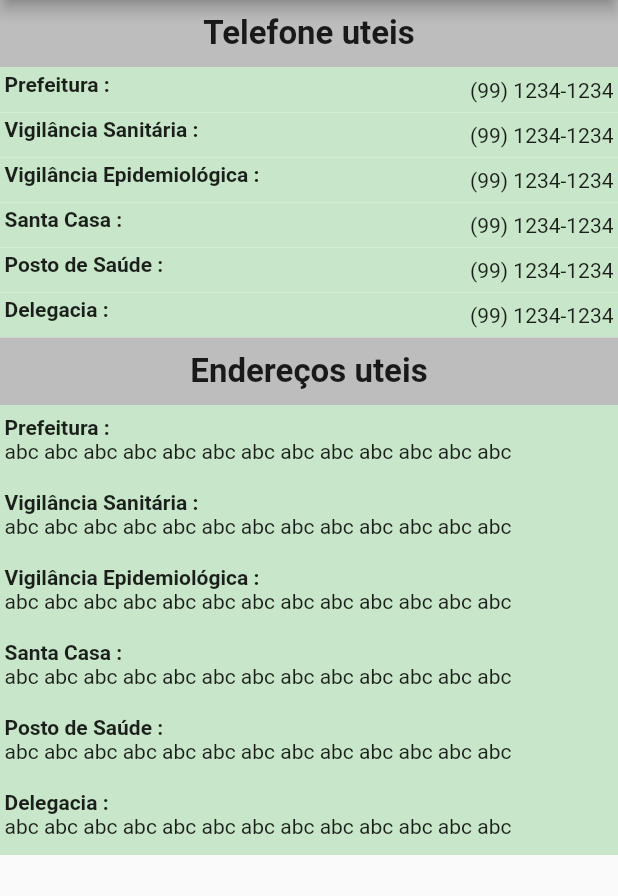
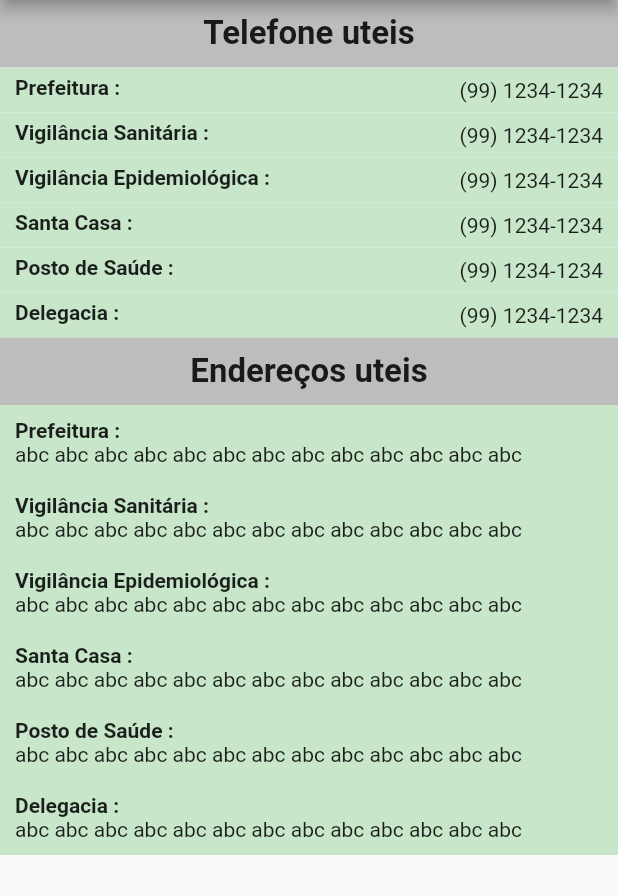
Before and after one commit to sergiodiasalves/projetoTCC, a Flutter app: the screen it shows after launch, after a tap on "Informação", on a phone screen of 412 x 824 dp, the part 84-980 px from its top. Run offline on Flutter 3.47's test engine with Material 2 defaults, Android fonts, the phone set to English and light mode, and no system bars; our stand-ins replace easy_splash_screen.

Commit message:
DropDrown menu

```diff
--- a/proj_facilita_cerqueira/lib/main.dart
+++ b/proj_facilita_cerqueira/lib/main.dart
@@ -25,7 +25,7 @@ class MyApp extends StatelessWidget {
         '/SplashScreen': (_) => const SplashScreenPage(),
         '/Home': (_) => const HomePage(),
         '/Information': (_) => const InformationPage(),
-        '/Complaints': (_) => const ComplaintsPage(),
+        '/Complaints': (_) => ComplaintsPage(),
       },
     );
   }
--- a/proj_facilita_cerqueira/lib/pages/information.dart
+++ b/proj_facilita_cerqueira/lib/pages/information.dart
@@ -48,7 +48,7 @@ class _InformationPageState extends State<InformationPage> {
               height: 30,
               width: MediaQuery.of(context).size.width,
               decoration: BoxDecoration(color: Colors.green.shade100),
-              padding: EdgeInsets.all(3),
+              padding: EdgeInsets.fromLTRB(10, 5, 0, 5),
               child: (Row(children: <Widget>[
                 SizedBox(
                   height: 30,
@@ -61,20 +61,23 @@ class _InformationPageState extends State<InformationPage> {
                       )),
                 ),
                 Expanded(
+                    child: Padding(
+                      padding: const EdgeInsets.fromLTRB(0, 0, 10, 0),
                       child: Text('(99) 1234-1234',
                           textAlign: TextAlign.right,
                           style: TextStyle(
                             color: Colors.black87,
                             fontSize: 14,
                             fontWeight: FontWeight.w400,
-                        )))
+                          )),
+                    ))
               ])),
             ),
             Container(
               height: 30,
               width: MediaQuery.of(context).size.width,
               decoration: BoxDecoration(color: Colors.green.shade100),
-              padding: EdgeInsets.all(3),
+              padding: EdgeInsets.fromLTRB(10, 5, 0, 5),
               child: (Row(children: <Widget>[
                 SizedBox(
                   height: 30,
@@ -87,20 +90,23 @@ class _InformationPageState extends State<InformationPage> {
                       )),
                 ),
                 Expanded(
+                    child: Padding(
+                      padding: const EdgeInsets.fromLTRB(0, 0, 10, 0),
                       child: Text('(99) 1234-1234',
                           textAlign: TextAlign.right,
                           style: TextStyle(
                             color: Colors.black87,
                             fontSize: 14,
                             fontWeight: FontWeight.w400,
-                        )))
+                          )),
+                    ))
               ])),
             ),
             Container(
               height: 30,
               width: MediaQuery.of(context).size.width,
               decoration: BoxDecoration(color: Colors.green.shade100),
-              padding: EdgeInsets.all(3),
+              padding: EdgeInsets.fromLTRB(10, 5, 0, 5),
               child: (Row(children: <Widget>[
                 SizedBox(
                   height: 30,
@@ -113,20 +119,23 @@ class _InformationPageState extends State<InformationPage> {
                       )),
                 ),
                 Expanded(
+                    child: Padding(
+                      padding: const EdgeInsets.fromLTRB(0, 0, 10, 0),
                       child: Text('(99) 1234-1234',
                           textAlign: TextAlign.right,
                           style: TextStyle(
                             color: Colors.black87,
                             fontSize: 14,
                             fontWeight: FontWeight.w400,
-                        )))
+                          )),
+                    ))
               ])),
             ),
             Container(
               height: 30,
               width: MediaQuery.of(context).size.width,
               decoration: BoxDecoration(color: Colors.green.shade100),
-              padding: EdgeInsets.all(3),
+              padding: EdgeInsets.fromLTRB(10, 5, 0, 5),
               child: (Row(children: <Widget>[
                 SizedBox(
                   height: 30,
@@ -139,20 +148,23 @@ class _InformationPageState extends State<InformationPage> {
                       )),
                 ),
                 Expanded(
+                    child: Padding(
+                      padding: const EdgeInsets.fromLTRB(0, 0, 10, 0),
                       child: Text('(99) 1234-1234',
                           textAlign: TextAlign.right,
                           style: TextStyle(
                             color: Colors.black87,
                             fontSize: 14,
                             fontWeight: FontWeight.w400,
-                        )))
+                          )),
+                    ))
               ])),
             ),
             Container(
               height: 30,
               width: MediaQuery.of(context).size.width,
               decoration: BoxDecoration(color: Colors.green.shade100),
-              padding: EdgeInsets.all(3),
+              padding: EdgeInsets.fromLTRB(10, 5, 0, 5),
               child: (Row(children: <Widget>[
                 SizedBox(
                   height: 30,
@@ -165,20 +177,23 @@ class _InformationPageState extends State<InformationPage> {
                       )),
                 ),
                 Expanded(
+                    child: Padding(
+                      padding: const EdgeInsets.fromLTRB(0, 0, 10, 0),
                       child: Text('(99) 1234-1234',
                           textAlign: TextAlign.right,
                           style: TextStyle(
                             color: Colors.black87,
                             fontSize: 14,
                             fontWeight: FontWeight.w400,
-                        )))
+                          )),
+                    ))
               ])),
             ),
             Container(
               height: 30,
               width: MediaQuery.of(context).size.width,
               decoration: BoxDecoration(color: Colors.green.shade100),
-              padding: EdgeInsets.all(3),
+              padding: EdgeInsets.fromLTRB(10, 5, 0, 5),
               child: (Row(children: <Widget>[
                 SizedBox(
                   height: 30,
@@ -191,13 +206,16 @@ class _InformationPageState extends State<InformationPage> {
                       )),
                 ),
                 Expanded(
+                    child: Padding(
+                      padding: const EdgeInsets.fromLTRB(0, 0, 10, 0),
                       child: Text('(99) 1234-1234',
                           textAlign: TextAlign.right,
                           style: TextStyle(
                             color: Colors.black87,
                             fontSize: 14,
                             fontWeight: FontWeight.w400,
-                        )))
+                          )),
+                    ))
               ])),
             ),
             Container(
@@ -219,7 +237,7 @@ class _InformationPageState extends State<InformationPage> {
               height: 50,
               width: MediaQuery.of(context).size.width,
               decoration: BoxDecoration(color: Colors.green.shade100),
-              padding: EdgeInsets.all(3),
+              padding: const EdgeInsets.fromLTRB(10, 5, 0, 5),
               child: ListTile(
                 dense: true,
                 visualDensity: VisualDensity(horizontal: 0, vertical: -4),
@@ -245,7 +263,7 @@ class _InformationPageState extends State<InformationPage> {
               height: 50,
               width: MediaQuery.of(context).size.width,
               decoration: BoxDecoration(color: Colors.green.shade100),
-              padding: EdgeInsets.all(3),
+              padding: const EdgeInsets.fromLTRB(10, 5, 0, 5),
               child: ListTile(
                 dense: true,
                 visualDensity: VisualDensity(horizontal: 0, vertical: -4),
@@ -271,7 +289,7 @@ class _InformationPageState extends State<InformationPage> {
               height: 50,
               width: MediaQuery.of(context).size.width,
               decoration: BoxDecoration(color: Colors.green.shade100),
-              padding: EdgeInsets.all(3),
+              padding: const EdgeInsets.fromLTRB(10, 5, 0, 5),
               child: ListTile(
                 dense: true,
                 visualDensity: VisualDensity(horizontal: 0, vertical: -4),
@@ -297,7 +315,7 @@ class _InformationPageState extends State<InformationPage> {
               height: 50,
               width: MediaQuery.of(context).size.width,
               decoration: BoxDecoration(color: Colors.green.shade100),
-              padding: EdgeInsets.all(3),
+              padding: const EdgeInsets.fromLTRB(10, 5, 0, 5),
               child: ListTile(
                 dense: true,
                 visualDensity: VisualDensity(horizontal: 0, vertical: -4),
@@ -323,7 +341,7 @@ class _InformationPageState extends State<InformationPage> {
               height: 50,
               width: MediaQuery.of(context).size.width,
               decoration: BoxDecoration(color: Colors.green.shade100),
-              padding: EdgeInsets.all(3),
+              padding: const EdgeInsets.fromLTRB(10, 5, 0, 5),
               child: ListTile(
                 dense: true,
                 visualDensity: VisualDensity(horizontal: 0, vertical: -4),
@@ -349,7 +367,7 @@ class _InformationPageState extends State<InformationPage> {
               height: 50,
               width: MediaQuery.of(context).size.width,
               decoration: BoxDecoration(color: Colors.green.shade100),
-              padding: EdgeInsets.all(3),
+              padding: const EdgeInsets.fromLTRB(10, 5, 0, 5),
               child: ListTile(
                 dense: true,
                 visualDensity: VisualDensity(horizontal: 0, vertical: -4),
--- a/proj_facilita_cerqueira/lib/pages/lateralMenu.dart
+++ b/proj_facilita_cerqueira/lib/pages/lateralMenu.dart
@@ -1,5 +1,6 @@
 // ignore_for_file: file_names, prefer_const_constructors
 
+import 'package:flutter/cupertino.dart';
 import 'package:flutter/material.dart';
 
 class LateralMenuPage extends StatefulWidget {
@@ -12,7 +13,10 @@ class LateralMenuPage extends StatefulWidget {
 class _LateralMenuPageState extends State<LateralMenuPage> {
   @override
   Widget build(BuildContext context) {
-    return Drawer(
+    return Container(
+
+      height: 600,
+      child: Drawer(
         child: Container(
           color: Colors.cyan.shade100,
           child: Column(
@@ -94,6 +98,7 @@ class _LateralMenuPageState extends State<LateralMenuPage> {
             ],
           ),
         ),
+      ),
     );
   }
 }
```
Also changed, not shown: proj_facilita_cerqueira/lib/pages/complaints.dart (+34 -5 lines). Lines whose indentation alone changed are shown as unchanged.
